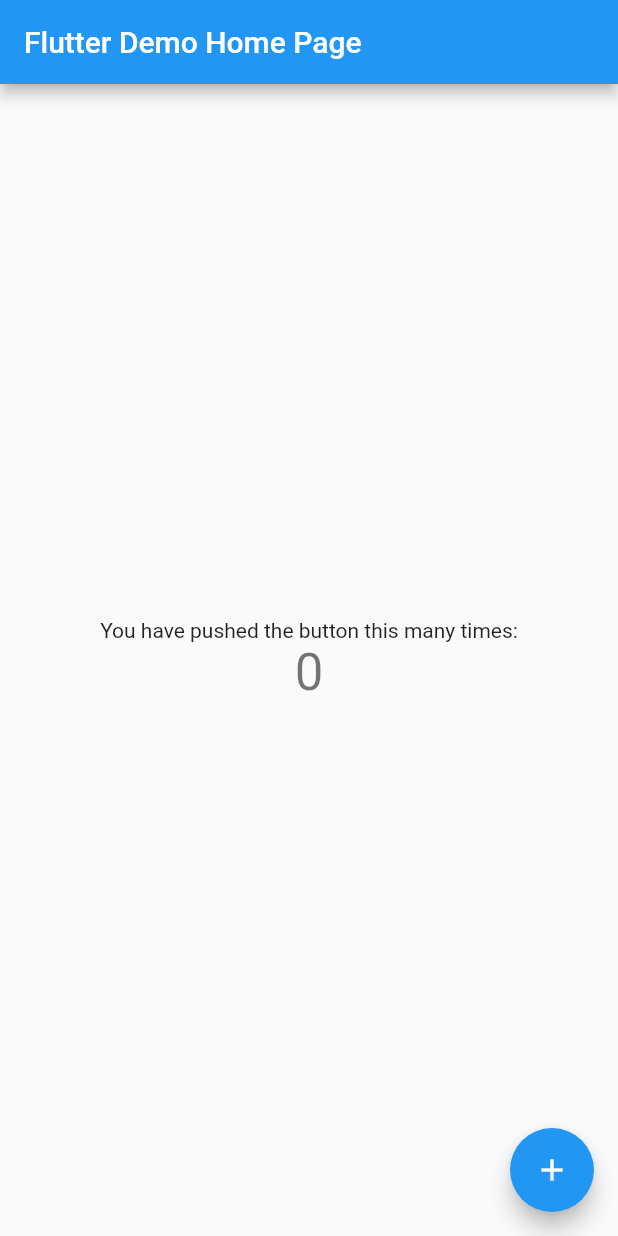
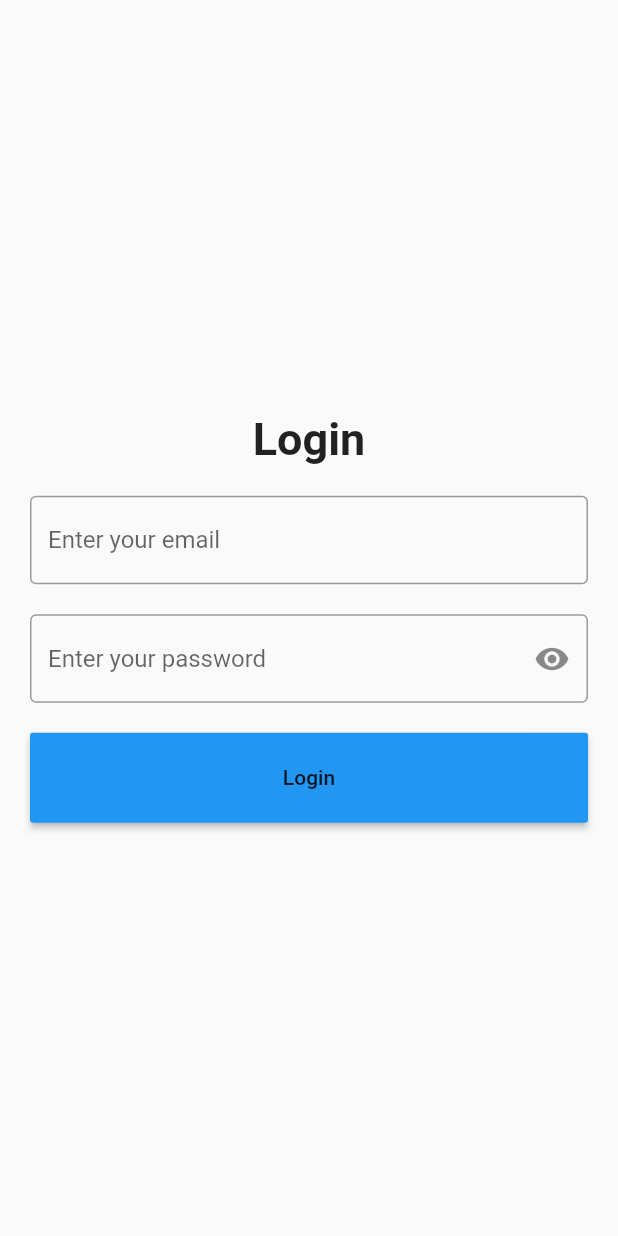
Before and after one commit to zahid2873/admin_app_ecommerce, a Flutter app: the screen it shows after launch, on a phone screen of 412 x 824 dp. Run offline on Flutter 3.47's test engine with Material 2 defaults, Android fonts, the phone set to English and light mode, and no system bars.

Commit message:
login page structure commit

```diff
--- a/lib/main.dart
+++ b/lib/main.dart
@@ -1,3 +1,4 @@
+import 'package:admin_app_ecommerce/screen/login_page.dart';
 import 'package:flutter/material.dart';
 
 void main() {
@@ -11,105 +12,13 @@ class MyApp extends StatelessWidget {
   @override
   Widget build(BuildContext context) {
     return MaterialApp(
+      debugShowCheckedModeBanner: false,
       title: 'Flutter Demo',
       theme: ThemeData(
-        // This is the theme of your application.
-        //
-        // Try running your application with "flutter run". You'll see the
-        // application has a blue toolbar. Then, without quitting the app, try
-        // changing the primarySwatch below to Colors.green and then invoke
-        // "hot reload" (press "r" in the console where you ran "flutter run",
-        // or simply save your changes to "hot reload" in a Flutter IDE).
-        // Notice that the counter didn't reset back to zero; the application
-        // is not restarted.
+
         primarySwatch: Colors.blue,
       ),
-      home: const MyHomePage(title: 'Flutter Demo Home Page'),
+      home: LoginPage(),
     );
   }
 }
-
-class MyHomePage extends StatefulWidget {
-  const MyHomePage({super.key, required this.title});
-
-  // This widget is the home page of your application. It is stateful, meaning
-  // that it has a State object (defined below) that contains fields that affect
-  // how it looks.
-
-  // This class is the configuration for the state. It holds the values (in this
-  // case the title) provided by the parent (in this case the App widget) and
-  // used by the build method of the State. Fields in a Widget subclass are
-  // always marked "final".
-
-  final String title;
-
-  @override
-  State<MyHomePage> createState() => _MyHomePageState();
-}
-
-class _MyHomePageState extends State<MyHomePage> {
-  int _counter = 0;
-
-  void _incrementCounter() {
-    setState(() {
-      // This call to setState tells the Flutter framework that something has
-      // changed in this State, which causes it to rerun the build method below
-      // so that the display can reflect the updated values. If we changed
-      // _counter without calling setState(), then the build method would not be
-      // called again, and so nothing would appear to happen.
-      _counter++;
-    });
-  }
-
-  @override
-  Widget build(BuildContext context) {
-    // This method is rerun every time setState is called, for instance as done
-    // by the _incrementCounter method above.
-    //
-    // The Flutter framework has been optimized to make rerunning build methods
-    // fast, so that you can just rebuild anything that needs updating rather
-    // than having to individually change instances of widgets.
-    return Scaffold(
-      appBar: AppBar(
-        // Here we take the value from the MyHomePage object that was created by
-        // the App.build method, and use it to set our appbar title.
-        title: Text(widget.title),
-      ),
-      body: Center(
-        // Center is a layout widget. It takes a single child and positions it
-        // in the middle of the parent.
-        child: Column(
-          // Column is also a layout widget. It takes a list of children and
-          // arranges them vertically. By default, it sizes itself to fit its
-          // children horizontally, and tries to be as tall as its parent.
-          //
-          // Invoke "debug painting" (press "p" in the console, choose the
-          // "Toggle Debug Paint" action from the Flutter Inspector in Android
-          // Studio, or the "Toggle Debug Paint" command in Visual Studio Code)
-          // to see the wireframe for each widget.
-          //
-          // Column has various properties to control how it sizes itself and
-          // how it positions its children. Here we use mainAxisAlignment to
-          // center the children vertically; the main axis here is the vertical
-          // axis because Columns are vertical (the cross axis would be
-          // horizontal).
-          mainAxisAlignment: MainAxisAlignment.center,
-          children: <Widget>[
-            const Text(
-              'You have pushed the button this many times:',
-            ),
-            Text(
-              '$_counter',
-              style: Theme.of(context).textTheme.headline4,
-            ),
-          ],
-        ),
-      ),
-      floatingActionButton: FloatingActionButton(
-        onPressed: _incrementCounter,
-        tooltip: 'Increment',
-        child: const Icon(Icons.add),
-      ), // This trailing comma makes auto-formatting nicer for build methods.
-    );
-  }
-}
--- a/lib/screen/login_page.dart
+++ b/lib/screen/login_page.dart
@@ -0,0 +1,71 @@
+import 'package:flutter/material.dart';
+
+class LoginPage extends StatefulWidget {
+  const LoginPage({Key? key}) : super(key: key);
+
+  @override
+  State<LoginPage> createState() => _LoginPageState();
+}
+
+class _LoginPageState extends State<LoginPage> {
+  TextEditingController emailController = TextEditingController();
+  TextEditingController passwordController = TextEditingController();
+  bool isObscure=true;
+  int pressCount=0;
+  @override
+  Widget build(BuildContext context) {
+    return Scaffold(
+      body: Container(
+        padding: EdgeInsets.all(20),
+        child: Column(
+          mainAxisAlignment: MainAxisAlignment.center,
+          crossAxisAlignment: CrossAxisAlignment.center,
+          children: [
+            Text("Login",style: TextStyle(fontSize: 30,fontWeight: FontWeight.bold),),
+            SizedBox(height: 20,),
+            TextFormField(
+              keyboardType: TextInputType.emailAddress,
+              controller: emailController,
+              decoration: InputDecoration(
+                hintText: "Enter your email",
+                border: OutlineInputBorder(),
+              ),
+              validator:(emailController){},
+            ),
+            SizedBox(height: 20,),
+            TextFormField(
+              controller: passwordController,
+              keyboardType: TextInputType.visiblePassword,
+              obscureText: isObscure,
+              decoration: InputDecoration(
+                hintText: "Enter your password",
+                suffixIcon:IconButton(onPressed: (){
+                  setState(() {
+                    if(pressCount % 2==0){
+                    isObscure=false;}
+                    else{
+                      isObscure=true;
+                    };
+                    pressCount++;
+                  }
+                  );
+                }, icon: pressCount%2==0? Icon(Icons.visibility): Icon(Icons.visibility_off)
+                ),
+                border: OutlineInputBorder(),
+              ),
+              validator:(emailController){},
+            ),
+            SizedBox(height: 20,),
+            MaterialButton(
+              height: 60,
+              minWidth: double.infinity,
+              color: Colors.blue,
+              onPressed: (){},
+              child: Text('Login'),
+            )
+          ],
+        ),
+      ),
+    );
+  }
+}
```
